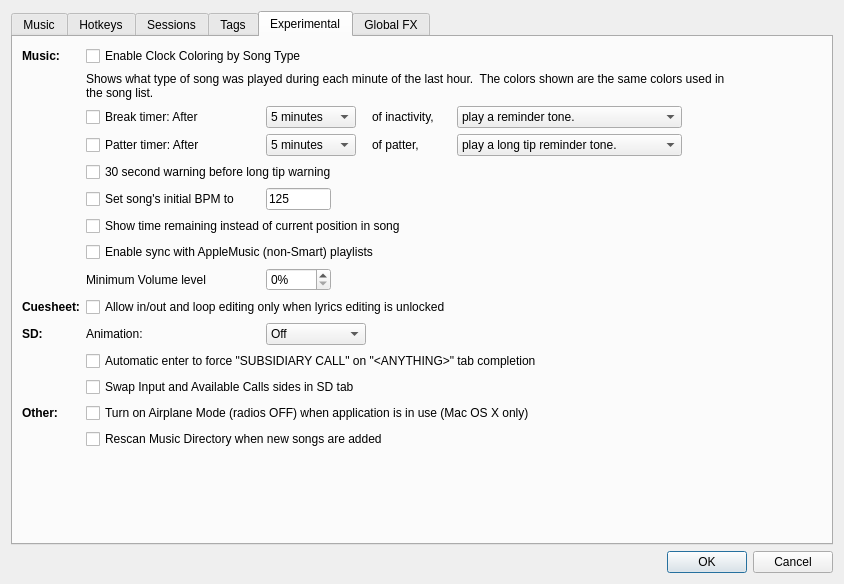
This is SquareDesk-DEV/test123/preferencesdialog.ui in mpogue2/SquareDesk as Qt 5 draws it before an edit. The edited form follows.
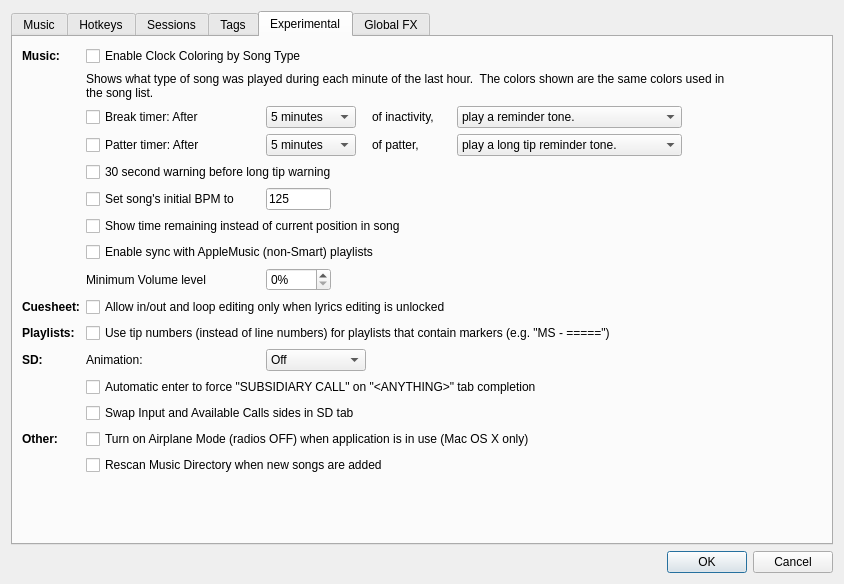
This is the edited form. Icons and pictures are not drawn.

Commit message: #1714: Add optional tip numbers in the playlist # column

Diff of the .ui file:
```diff
--- a/SquareDesk-DEV/test123/preferencesdialog.ui
+++ b/SquareDesk-DEV/test123/preferencesdialog.ui
@@ -1209,6 +1209,25 @@
            </property>
           </widget>
          </item>
+         <item row="12" column="0">
+          <widget class="QLabel" name="playlistsLabel">
+           <property name="font">
+            <font>
+             <bold>true</bold>
+            </font>
+           </property>
+           <property name="text">
+            <string>Playlists:</string>
+           </property>
+          </widget>
+         </item>
+         <item row="12" column="1" colspan="5">
+          <widget class="QCheckBox" name="useTipNumbersCheckbox">
+           <property name="text">
+            <string>Use tip numbers (instead of line numbers) for playlists that contain markers (e.g. &quot;MS - =====&quot;)</string>
+           </property>
+          </widget>
+         </item>
          <item row="19" column="0">
           <widget class="QLabel" name="otherLabel">
            <property name="font">
```
The commit also changes 8 other files.
